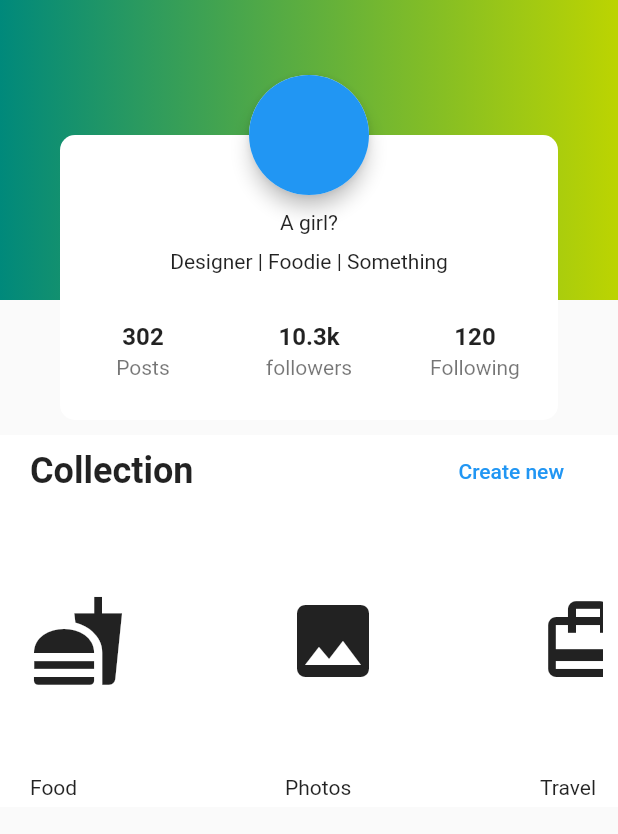
After one commit to AlinBorcea/flutter_challenges, a Flutter app: the Profile2 screen opened directly, on a phone screen of 412 x 824 dp. The commit adds this screen. Shown: the top 834 px of the screen. Run offline on Flutter 3.47's test engine with Material 2 defaults, Android fonts, the phone set to English and light mode, and no system bars.

Commit message:
added profile2 screen

```diff
--- a/lib/home/home_page.dart
+++ b/lib/home/home_page.dart
@@ -1,6 +1,7 @@
 import 'package:flutter/material.dart';
 import 'package:challenges/lists/car_brands.dart';
 import 'package:challenges/profiles/profile1.dart';
+import 'package:challenges/profiles/profile2.dart';
 import 'challenge.dart';
 
 class HomePage extends StatefulWidget {
@@ -114,6 +115,8 @@ class _HomePageState extends State<HomePage> {
         return CarBrands();
       case 'Profile 1':
         return Profile1();
+      case 'Profile 2':
+        return Profile2();
       default:
         return CarBrands();
     }
@@ -125,6 +128,6 @@ class _HomePageState extends State<HomePage> {
         'It is important to have a nice sign in screen in you app',
         ['Sign in 1', 'Sign in 2']),
     Challenge('Lists', 'Nice list views', ['List 1', 'List 2']),
-    Challenge('Profiles', 'Beautiful', ['Profile 1']),
+    Challenge('Profiles', 'Beautiful', ['Profile 1', 'Profile 2']),
   ];
 }
--- /dev/null
+++ b/lib/profiles/profile2.dart
@@ -0,0 +1,210 @@
+import 'package:flutter/material.dart';
+
+class Profile2 extends StatefulWidget {
+  @override
+  State createState() => _Profile2State();
+}
+
+class _Profile2State extends State<Profile2> {
+  List<Photo> photos = [
+    Photo(Icons.fastfood, 'Food'),
+    Photo(Icons.photo, 'Photos'),
+    Photo(Icons.card_travel, 'Travel'),
+  ];
+
+
+  @override
+  Widget build(BuildContext context) {
+    Color teal600 = Color.fromARGB(255, 0, 137, 123);
+    Color cyan500 = Color.fromARGB(255, 188, 212, 1); // rgba(0,188,212 ,1)
+    return Scaffold(
+      body: Stack(
+        children: <Widget>[
+          Container(
+            height: 200,
+            decoration: BoxDecoration(
+                gradient: LinearGradient(
+                    colors: [teal600, cyan500] // rgba(0,137,123 ,1)
+                    )),
+          ),
+          ListView.builder(
+            itemCount: 3,
+            itemBuilder: _mainItemBuilder,
+          ),
+        ],
+      ),
+    );
+  }
+
+  Widget _mainItemBuilder(BuildContext context, int i) {
+    if (i == 0) return _header(context);
+    if (i == 1) return _sectionHeader();
+    if (i == 2) return _collectionRow(context);
+
+    return Container(
+      color: Colors.white,
+      padding: EdgeInsets.only(left: 20, top: 20, bottom: 10),
+      child: Text('Most liked photos'),
+    );
+  }
+
+  Widget _collectionRow(BuildContext context) {
+    return Container(
+      color: Colors.white,
+      height: 200,
+      padding: EdgeInsets.symmetric(horizontal: 10),
+      child: ListView.builder(
+          physics: BouncingScrollPhysics(),
+          scrollDirection: Axis.horizontal,
+          itemCount: photos.length,
+          itemBuilder: (context, i) {
+            return Container(
+              margin: EdgeInsets.symmetric(vertical: 5, horizontal: 10),
+              width: 150,
+              height: 200,
+              child: Column(
+                crossAxisAlignment: CrossAxisAlignment.start,
+                children: <Widget>[
+                  Expanded(
+
+                    child: Icon(photos[i].icon, size: 64,),
+                  ),
+                  SizedBox(height: 5,),
+                  Text(photos[i].cat),
+                ],
+              ),
+            );
+          }),
+    );
+  }
+
+  Widget _sectionHeader() {
+    return Container(
+      color: Colors.white,
+      padding: EdgeInsets.symmetric(horizontal: 20.0),
+      child: Row(
+        mainAxisAlignment: MainAxisAlignment.spaceBetween,
+        children: <Widget>[
+          Text(
+            'Collection',
+            style: TextStyle(fontWeight: FontWeight.bold, fontSize: 24),
+          ),
+          FlatButton(
+            child: Text(
+              'Create new',
+              style: TextStyle(color: Colors.blue),
+            ),
+            onPressed: () {
+              debugPrint('pressed on create new');
+            },
+          ),
+        ],
+      ),
+    );
+  }
+
+  Widget _header(BuildContext context) {
+    return Container(
+      margin: EdgeInsets.only(top: 50),
+      height: 240,
+      child: Stack(
+        children: <Widget>[
+          Container(
+            padding: EdgeInsets.only(top: 40, left: 40, right: 40, bottom: 10),
+            child: Material(
+              color: Colors.white,
+              shape: RoundedRectangleBorder(
+                  borderRadius: BorderRadius.circular(10.0)),
+              child: Column(
+                children: <Widget>[
+                  SizedBox(
+                    height: 50.0,
+                  ),
+                  Text('A girl?'),
+                  SizedBox(
+                    height: 10.0,
+                  ),
+                  Text('Designer | Foodie | Something'),
+                  SizedBox(
+                    height: 16,
+                  ),
+                  Container(
+                    height: 40,
+                    child: Row(
+                      mainAxisAlignment: MainAxisAlignment.center,
+                      children: <Widget>[
+                        Expanded(
+                          child: ListTile(
+                            title: Text(
+                              '302',
+                              style: TextStyle(fontWeight: FontWeight.bold),
+                              textAlign: TextAlign.center,
+                            ),
+                            subtitle: Text(
+                              'Posts',
+                              style: TextStyle(fontWeight: FontWeight.normal),
+                              textAlign: TextAlign.center,
+                            ),
+                          ),
+                        ),
+                        Expanded(
+                          child: ListTile(
+                            title: Text(
+                              '10.3k',
+                              style: TextStyle(fontWeight: FontWeight.bold),
+                              textAlign: TextAlign.center,
+                            ),
+                            subtitle: Text(
+                              'followers',
+                              style: TextStyle(fontWeight: FontWeight.normal),
+                              textAlign: TextAlign.center,
+                            ),
+                          ),
+                        ),
+                        Expanded(
+                          child: ListTile(
+                            title: Text(
+                              '120',
+                              style: TextStyle(fontWeight: FontWeight.bold),
+                              textAlign: TextAlign.center,
+                            ),
+                            subtitle: Text(
+                              'Following',
+                              style: TextStyle(fontWeight: FontWeight.normal),
+                              textAlign: TextAlign.center,
+                            ),
+                          ),
+                        ),
+                      ],
+                    ),
+                  ),
+                ],
+              ),
+            ),
+          ),
+          Row(
+            mainAxisAlignment: MainAxisAlignment.center,
+            children: <Widget>[
+              Material(
+                elevation: 5.0,
+                shape: CircleBorder(),
+                child: CircleAvatar(
+                  radius: 40,
+                  backgroundColor: Colors.blue,
+                ),
+              ),
+            ],
+          ),
+        ],
+      ),
+    );
+  }
+}
+
+class Photo {
+  IconData icon;
+  String cat;
+
+  Photo(this.icon, this.cat);
+
+}
```
